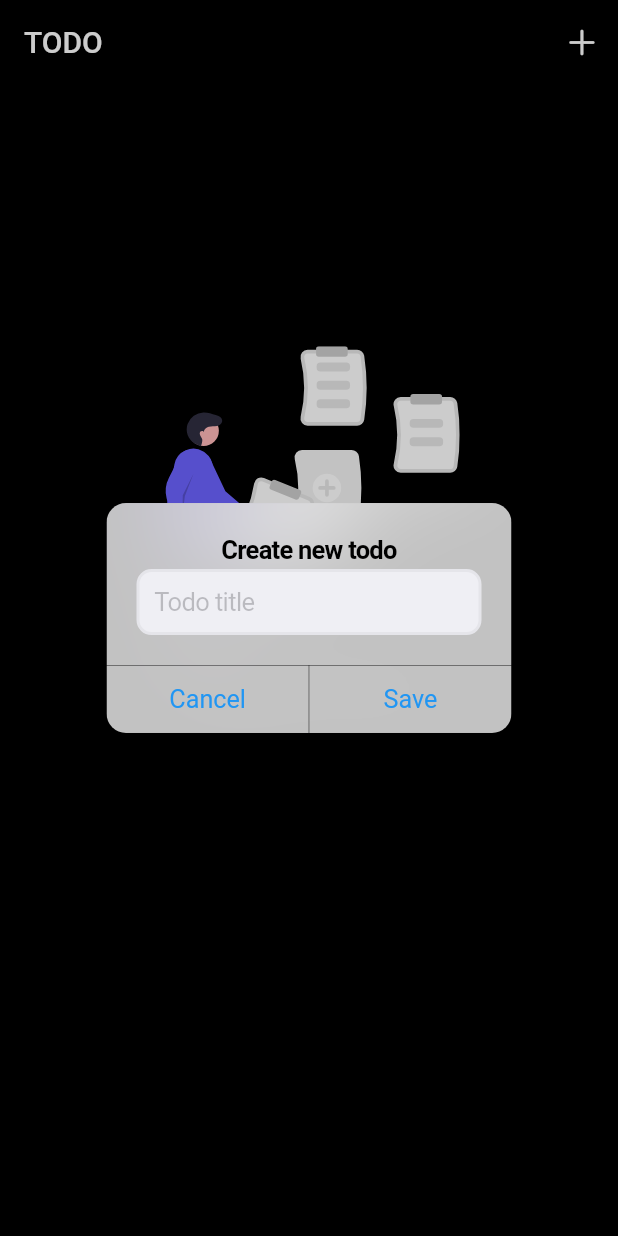
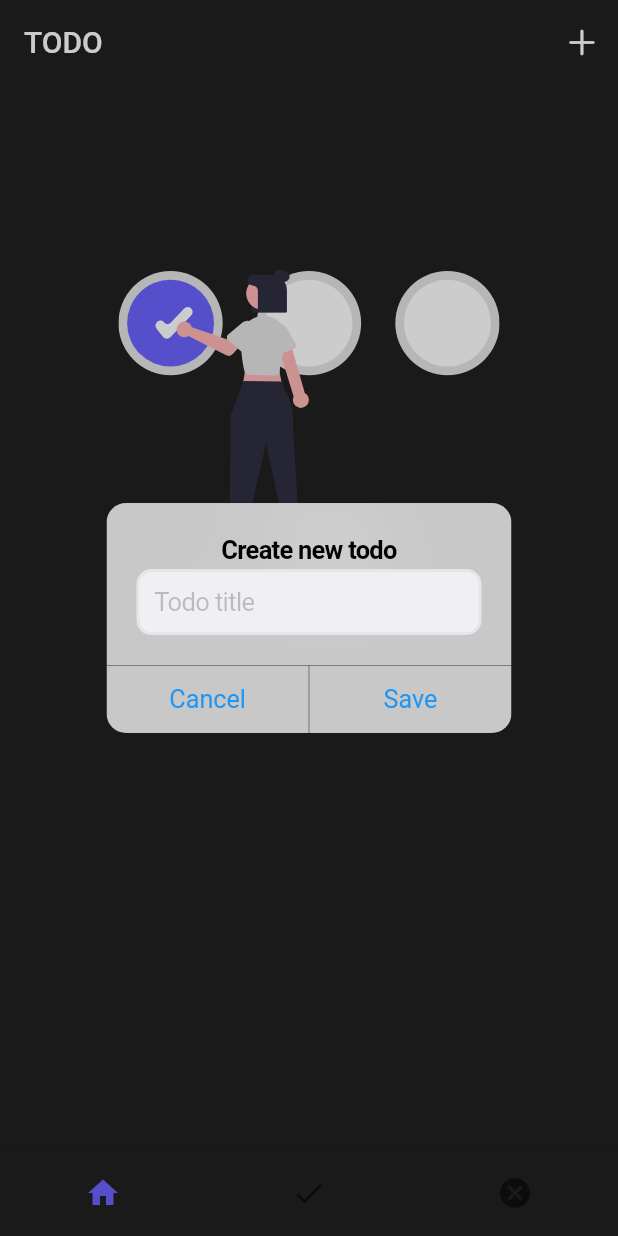
Before and after one commit to tu2n/todo-app, a Flutter app: the screen it shows after launch, after a tap on an icon or button, on a phone screen of 412 x 824 dp. Run offline on Flutter 3.47's test engine with Material 2 defaults, Android fonts, the phone set to English and light mode, and no system bars; our stand-ins replace flutter_redux, flutter_svg, redux, rxdart.

Commit message:
implement set todo as complete

```diff
--- /dev/null
+++ b/lib/constants.dart
@@ -0,0 +1,7 @@
+import 'package:flutter/material.dart';
+
+const kColor1 = Color(0xFF333533);
+const kColor2 = Color(0xFF202020);
+const kColor3 = Color(0xFF6C63FF);
+const kColor4 = Color(0xFF423f4f);
+const kColor5 = Color(0xFFeeeeee);
--- a/lib/src/model/todo.dart
+++ b/lib/src/model/todo.dart
@@ -2,8 +2,9 @@
 enum TodoStatus {Complete, Incomplete}
 
 class Todo {
+  final int index;
   final String title;
   final TodoStatus status;
 
-  const Todo({this.title, this.status});
+  const Todo({this.index, this.title, this.status});
 }
--- a/lib/src/redux/app_reducer.dart
+++ b/lib/src/redux/app_reducer.dart
@@ -1,10 +1,12 @@
 
 import 'app_state.dart';
+import 'home/home_reducer.dart';
 import 'todo/todo_reducer.dart';
 
 
 AppState appReducer(AppState state, action) {
   return AppState(
     todoState: todoReducer(state.todoState, action),
+    homeState: homeReducer(state.homeState, action)
   );
 }
--- a/lib/src/redux/app_state.dart
+++ b/lib/src/redux/app_state.dart
@@ -1,23 +1,30 @@
 import 'package:meta/meta.dart';
+import 'home/home_state.dart';
 import 'todo/todo_state.dart';
 
 
 @immutable
 class AppState {
   final TodoState todoState;
+  final HomeState homeState;
 
   const AppState({
     @required this.todoState,
+    @required this.homeState
   });
 
   factory AppState.initial() => AppState(
     todoState: TodoState.initial(),
+    homeState: HomeState.initial(),
+
   );
 
 
   AppState copyWith({
     todoState,
+    homeState
   }) => AppState(
     todoState: todoState ?? this.todoState,
+    homeState: homeState ?? this.homeState
   );
 }
--- /dev/null
+++ b/lib/src/redux/home/home_action.dart
@@ -0,0 +1,10 @@
+class UpdateTabIndexAction {
+  final int index;
+
+  UpdateTabIndexAction({this.index});
+
+  @override
+  String toString() {
+    return '${super.toString()} : $index';
+  }
+}
--- /dev/null
+++ b/lib/src/redux/home/home_reducer.dart
@@ -0,0 +1,13 @@
+import 'package:redux/redux.dart';
+
+import 'home_action.dart';
+import 'home_state.dart';
+
+
+final homeReducer = combineReducers<HomeState>([
+  TypedReducer<HomeState, UpdateTabIndexAction>(_updateTabIndexAction),
+]);
+
+HomeState _updateTabIndexAction(HomeState state, UpdateTabIndexAction action) {
+  return state.copyWith(indexTab: action.index);
+}
--- /dev/null
+++ b/lib/src/redux/home/home_state.dart
@@ -0,0 +1,21 @@
+class HomeState {
+  final int indexTab;
+
+
+  HomeState({
+    this.indexTab,
+
+  });
+
+  factory HomeState.initial() => HomeState(
+    indexTab: 0,
+
+  );
+
+  HomeState copyWith({
+    int indexTab,
+
+  }) => HomeState(
+    indexTab: indexTab ?? this.indexTab,
+  );
+}
--- a/lib/src/redux/todo/todo_action.dart
+++ b/lib/src/redux/todo/todo_action.dart
@@ -40,7 +40,7 @@ class SetCompleteAction {
 
   @override
   String toString() {
-    return '${super.toString()} : {Title: ${todo.title}';
+    return '${super.toString()} : Title: ${todo.title}';
   }
 }
 
@@ -56,10 +56,10 @@ class SetIncompleteAction {
   }
 }
 
-class AddTodo {
+class AddTodoAction {
   final Todo todo;
 
-  AddTodo({this.todo});
+  AddTodoAction({this.todo});
 
   @override
   String toString() {
--- a/lib/src/redux/todo/todo_middleware.dart
+++ b/lib/src/redux/todo/todo_middleware.dart
@@ -11,8 +11,7 @@ class TodoMiddleware extends MiddlewareClass<AppState> {
   @override
   void call(Store<AppState> store, action, NextDispatcher next) {
 
-
-    if(action is AddTodo) {
+    if(action is AddTodoAction) {
       List<Todo> todos = [];
       todos = store.state.todoState.todos;
 
@@ -20,6 +19,19 @@ class TodoMiddleware extends MiddlewareClass<AppState> {
 
       store.dispatch(UpdateTodos(todos: todos));
     }
+
+    if(action is SetCompleteAction) {
+      Todo todo = Todo(
+        index: action.todo.index,
+        title: action.todo.title,
+        status: TodoStatus.Complete
+      );
+
+      store.state.todoState.todos.remove(action.todo);
+      store.state.todoState.todos.add(todo);
+
+    }
+
     next(action);
   }
 }
--- a/lib/src/redux/todo/todo_state.dart
+++ b/lib/src/redux/todo/todo_state.dart
@@ -13,8 +13,8 @@ class TodoState {
 
   factory TodoState.initial() => TodoState(
       todos: <Todo>[],
-      complete: 0,
-      inComplete: 0
+      complete: null,
+      inComplete: null
   );
 
   TodoState copyWith({
--- a/lib/src/screens/home/components/create_todo_dialog.dart
+++ b/lib/src/screens/home/components/create_todo_dialog.dart
@@ -29,7 +29,6 @@ class CreateTodoDialog extends StatelessWidget {
           ),
           borderRadius: BorderRadius.circular(10),
         ),
-        cursorColor: CupertinoColors.activeGreen,
       ),
       actions: [
         CupertinoDialogAction(
--- /dev/null
+++ b/lib/src/screens/home/components/empty_signage.dart
@@ -0,0 +1,26 @@
+import 'package:flutter/material.dart';
+import 'package:flutter_svg/svg.dart';
+
+class EmptySignage extends StatelessWidget {
+  final String description;
+  final String asset;
+
+  const EmptySignage({Key key,
+    @required this.description,
+    @required this.asset
+  }) : super(key: key);
+
+  @override
+  Widget build(BuildContext context) {
+    return Column(
+      children: [
+        SvgPicture.asset(
+          asset,
+          height: 200,
+        ),
+        const SizedBox(height: 10,),
+        Text(description, style: const TextStyle(color: Colors.grey),),
+      ],
+    );
+  }
+}
--- a/lib/src/screens/home/home_screen.dart
+++ b/lib/src/screens/home/home_screen.dart
@@ -2,15 +2,18 @@ import 'package:flutter/foundation.dart';
 import 'package:flutter/material.dart';
 import 'package:flutter/cupertino.dart';
 import 'package:flutter_redux/flutter_redux.dart';
-import 'package:flutter_svg/flutter_svg.dart';
 import 'package:redux/redux.dart';
 
 
+import '../../redux/home/home_action.dart';
+import '../../../constants.dart';
 import '../../model/todo.dart';
 import '../../redux/app_state.dart';
 import '../../utilities/size_config.dart';
 import '../../redux/todo/todo_action.dart';
 import 'components/create_todo_dialog.dart';
+import 'components/body_component.dart';
+import 'components/empty_signage.dart';
 
 class HomeScreen extends StatefulWidget {
   const HomeScreen({Key key}) : super(key: key);
@@ -34,9 +37,10 @@ class _HomeScreenState extends State<HomeScreen> {
     Store<AppState> store = StoreProvider.of<AppState>(context);
     SizeConfig().init(context);
     return Scaffold(
-      backgroundColor: Colors.black,
+      resizeToAvoidBottomInset: false,
+      backgroundColor: kColor2,
       appBar: AppBar(
-        backgroundColor: Colors.black,
+        backgroundColor: kColor2,
         elevation: 0.0,
         title: const Text("TODO"),
         actions: [
@@ -50,12 +54,19 @@ class _HomeScreenState extends State<HomeScreen> {
                         controller: controller,
                         cancel: () => Navigator.pop(context),
                         save: () {
+                          int index;
+                          if(store.state.todoState.todos.isEmpty) {
+                            index = 0;
+                          } else {
+                            index = store.state.todoState.todos.length + 0;
+                          }
                           Todo todo = Todo(
+                            index: index,
                             title: controller.text,
                             status: TodoStatus.Incomplete
                           );
 
-                          store.dispatch(AddTodo(todo: todo));
+                          store.dispatch(AddTodoAction(todo: todo));
                           controller.clear();
                           Navigator.pop(context);
                         },
@@ -67,28 +78,58 @@ class _HomeScreenState extends State<HomeScreen> {
           ),
         ],
       ),
-      body: SingleChildScrollView(
-        child: Container(
-          margin: const EdgeInsets.all(10.0),
-          child: Column(
-            children: [
-              StoreConnector<AppState, dynamic>(
-                converter: (store) => store.state.todoState.todos,
+      body: StoreConnector<AppState, Map<String,dynamic>>(
+        converter: (store) => {
+          "todos" : store.state.todoState.todos,
+          "indexTab" : store.state.homeState.indexTab
+
+        },
         builder: (context, vm) {
+          String asset;
+          String description;
+
           List<Todo> todos = [];
-                  todos = vm;
-                  return todos.isNotEmpty
-                      ? ListView.separated(
-                      scrollDirection: Axis.vertical,
+          List<Todo> finalTodos = [];
+
+
+          todos = vm['todos'];
+
+          switch(vm['indexTab']) {
+            case 0 : {
+              finalTodos = todos;
+              asset = "assets/svg/check_boxes.svg";
+              description = "Tap add button to create todo.";
+            }
+            break;
+            case 1 :{
+              finalTodos = todos.where((element) => element.status == TodoStatus.Complete).toList();
+              asset = "assets/svg/done.svg";
+              description = "No completed todo yet.";
+            }
+            break;
+            case 2 : {
+              finalTodos = todos.where((element) => element.status == TodoStatus.Incomplete).toList();
+              asset = "assets/svg/working.svg";
+              description = "No incomplete todo yet.";
+            }
+          }
+
+          return finalTodos.isNotEmpty
+              ? Container(
+            margin: const EdgeInsets.symmetric(horizontal: 20),
+            child: ListView.separated(
               shrinkWrap: true,
               itemCount: todos.length,
               itemBuilder: (context, index) {
                 return Container(
                   decoration: BoxDecoration (
-                              color: Colors.grey.shade900,
+                      color: kColor1,
                       borderRadius: BorderRadius.circular(10)
                   ),
                   child: ListTile(
+                    onTap: () {
+                      store.dispatch(SetCompleteAction(todo: todos[index]));
+                    },
                     shape: RoundedRectangleBorder(
                       borderRadius: BorderRadius.circular(10),
                     ),
@@ -98,34 +139,54 @@ class _HomeScreenState extends State<HomeScreen> {
                     subtitle: Text(describeEnum(todos[index].status),
                       style: const TextStyle(color: Colors.white),
                     ),
+                    trailing: Text(todos[index].index.toString()),
                   ),
                 );
               },
               separatorBuilder: (BuildContext context, int index) {
                 return const SizedBox(height: 10);
               },
+            ),
           ) : Center(
             child: Container(
               margin: EdgeInsets.symmetric(
-                          vertical: SizeConfig.safeBlockVertical * 20
+                  vertical: SizeConfig.safeBlockVertical * 15
               ),
-                      child: Column(
-                        children: [
-                          SvgPicture.asset(
-                            'assets/empty.svg',
-                            height: 200,
-                          ),
-                          const SizedBox(height: 20,),
-                          const Text("Tap add button to create todo.", style: TextStyle(color: Colors.grey),),
-                        ],
+              child: EmptySignage(
+                asset: asset,
+                description: description,
               ),
             ),
           );
         },
       ),
+      bottomNavigationBar: StoreConnector<AppState, dynamic>(
+        converter: (store) => store.state.homeState.indexTab,
+        builder: (context, vm) {
+          return BottomNavigationBar(
+            currentIndex: vm,
+            onTap: (index) => store.dispatch(UpdateTabIndexAction(index: index)),
+            backgroundColor: kColor2,
+            selectedItemColor: kColor3,
+            showSelectedLabels: false,
+            showUnselectedLabels: false,
+            items: const [
+              BottomNavigationBarItem(
+                  label: 'All',
+                  icon: Icon(Icons.home)
+              ),
+              BottomNavigationBarItem(
+                  label: 'Complete',
+                  icon: Icon(Icons.check)
+
+              ),
+              BottomNavigationBarItem(
+                  label: 'Incomplete',
+                  icon: Icon(Icons.cancel)
+              ),
             ],
-          ),
-        ),
+          );
+        },
       ),
     );
   }
--- a/pubspec.yaml
+++ b/pubspec.yaml
@@ -64,7 +64,7 @@ flutter:
 
   # To add assets to your application, add an assets section, like this:
   assets:
-   - assets/empty.svg
+   - assets/svg/
 
   # An image asset can refer to one or more resolution-specific "variants", see
   # https://flutter.dev/assets-and-images/#resolution-aware.
```
Also changed, not shown: lib/src/screens/home/components/body_component.dart (added, +101 -0 lines), assets/svg/check_boxes.svg (added), assets/svg/done.svg (added), assets/svg/empty.svg (renamed from assets/empty.svg), assets/svg/working.svg (added). Lines whose indentation alone changed are shown as unchanged.
